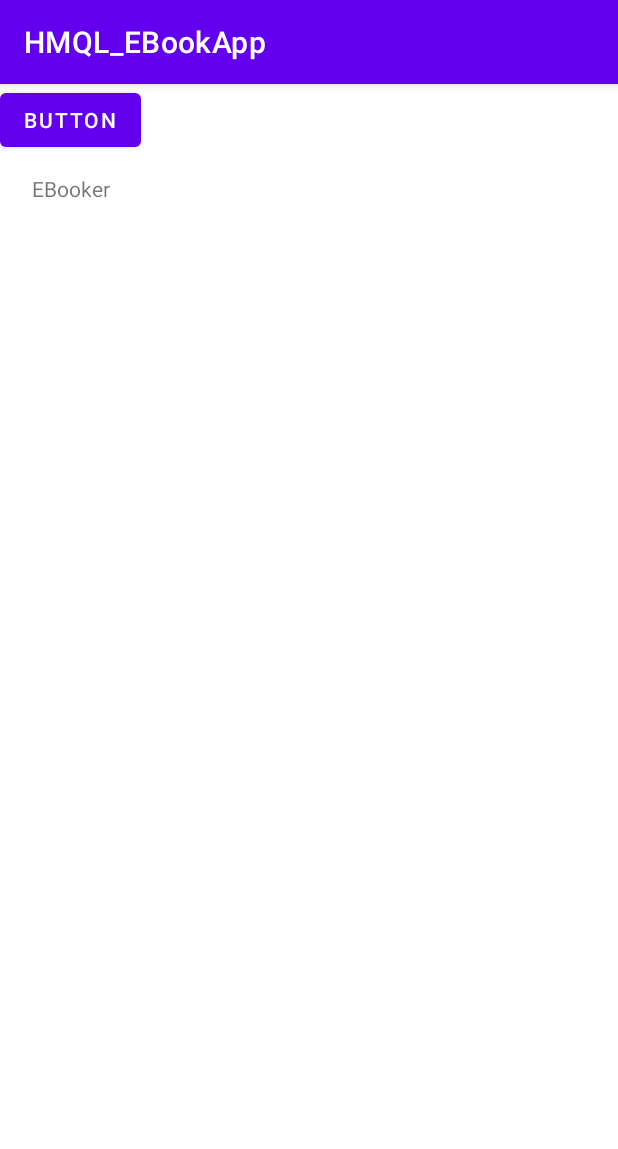
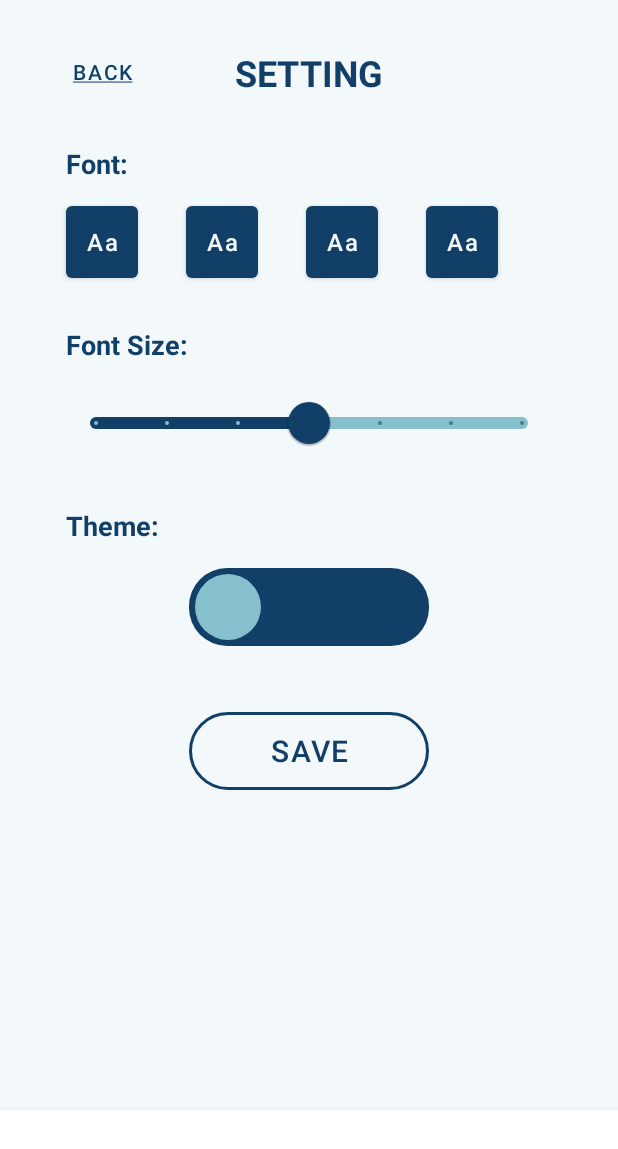
Before and after one commit to NguyenQuang179/HMQL_Mobile_20KTPM1_EBookApp, an Android app: the screen it shows after launch (MainActivity before the commit, Settings after it), on a phone screen of 412 x 824 dp. Shown: the top 1149 px of the screen. Run offline under Robolectric (Android 15) with nearby library versions, the phone set to English and light mode, and no system bars.

Commit message:
Init Home Fragment Layout & Update Settings UI

```diff
--- a/app/src/main/java/com/example/hmql_ebookapp/MainActivity.kt
+++ b/app/src/main/java/com/example/hmql_ebookapp/MainActivity.kt
@@ -12,10 +12,7 @@ class MainActivity : AppCompatActivity() {
         super.onCreate(savedInstanceState)
         setContentView(R.layout.activity_main)
 
-        var btn = findViewById<Button>(R.id.button);
-        btn.setOnClickListener({
-            var intent = Intent(this, searchActivity::class.java)
-            startActivity(intent);
-        })
+        val intent : Intent = Intent(this, Settings::class.java)
+        startActivity(intent)
     }
 }
--- /dev/null
+++ b/app/src/main/res/drawable/bg_thumb.xml
@@ -0,0 +1,21 @@
+<?xml version="1.0" encoding="utf-8"?>
+<selector xmlns:android="http://schemas.android.com/apk/res/android">
+    <item android:state_checked="true"
+        android:state_enabled="true">
+        <shape android:dither="true" android:shape="rectangle" android:useLevel="false" android:visible="true">
+            <solid android:color="@color/nightPrimary" />
+            <corners android:radius="100dp" />
+            <size android:width="52dp" android:height="52dp" />
+            <stroke android:width="8dp" android:color="#0000ffff" />
+        </shape>
+    </item>
+    <item android:state_checked="false"
+        android:state_enabled="true">
+        <shape android:dither="true" android:shape="rectangle" android:useLevel="false" android:visible="true">
+            <solid android:color="@color/lightSecondary"/>
+            <corners android:radius="100dp"/>
+            <size android:width="52dp" android:height="52dp" />
+            <stroke android:width="8dp" android:color="#0000ffff"/>
+        </shape>
+    </item>
+</selector>
--- /dev/null
+++ b/app/src/main/res/drawable/bg_track.xml
@@ -0,0 +1,19 @@
+<?xml version="1.0" encoding="utf-8"?>
+<selector xmlns:android="http://schemas.android.com/apk/res/android">
+    <item android:state_checked="true"
+        android:state_enabled="true">
+        <shape android:dither="true" android:shape="rectangle" android:useLevel="false" android:visible="true">
+            <solid android:color="@color/nightSecondary" />
+            <corners android:radius="25dp" />
+            <size android:width="160dp" android:height="52dp" />
+        </shape>
+    </item>
+    <item android:state_checked="false"
+        android:state_enabled="true">
+        <shape android:dither="true" android:shape="rectangle" android:useLevel="false" android:visible="true">
+            <solid android:color="@color/lightPrimary" />
+            <corners android:radius="25dp" />
+            <size android:width="160dp" android:height="52dp" />
+        </shape>
+    </item>
+</selector>
--- /dev/null
+++ b/app/src/main/res/drawable/circle_shape.xml
@@ -0,0 +1,4 @@
+<?xml version="1.0" encoding="utf-8"?>
+<shape xmlns:android="http://schemas.android.com/apk/res/android" android:shape="oval">
+
+</shape>
--- a/app/src/main/res/layout/activity_settings.xml
+++ b/app/src/main/res/layout/activity_settings.xml
@@ -69,6 +69,7 @@
         android:padding="0dp"
         android:text="Aa"
         android:textAllCaps="false"
+        android:textColor="@color/lightBackground"
         android:textSize="16sp"
         app:layout_constraintBottom_toBottomOf="@+id/button"
         app:layout_constraintStart_toEndOf="@+id/button2"
@@ -85,6 +86,7 @@
         android:padding="0dp"
         android:text="Aa"
         android:textAllCaps="false"
+        android:textColor="@color/lightBackground"
         android:textSize="16sp"
         app:layout_constraintBottom_toBottomOf="@+id/button"
         app:layout_constraintStart_toEndOf="@+id/button"
@@ -101,6 +103,7 @@
         android:padding="0dp"
         android:text="Aa"
         android:textAllCaps="false"
+        android:textColor="@color/lightBackground"
         android:textSize="16sp"
         app:layout_constraintStart_toStartOf="@+id/settingFontTv"
         app:layout_constraintTop_toBottomOf="@+id/settingFontTv" />
@@ -115,6 +118,7 @@
         android:padding="0dp"
         android:text="Aa"
         android:textAllCaps="false"
+        android:textColor="@color/lightBackground"
         android:textSize="16sp"
         app:layout_constraintBottom_toBottomOf="@+id/button"
         app:layout_constraintStart_toEndOf="@+id/button3"
@@ -134,25 +138,33 @@
         android:value="16"
         android:valueFrom="10"
         android:valueTo="22"
+        app:haloColor="@color/lightSecondary"
+        app:haloRadius="24dp"
         app:layout_constraintEnd_toEndOf="parent"
         app:layout_constraintHorizontal_bias="0.0"
         app:layout_constraintStart_toStartOf="parent"
         app:layout_constraintTop_toBottomOf="@+id/settingFontSizeTv"
         app:thumbColor="#113F67"
+        app:thumbRadius="14dp"
+        app:tickColorActive="#87C0CD"
         app:trackColorActive="#113F67"
-        app:trackColorInactive="#87C0CD" />
+        app:trackColorInactive="#87C0CD"
+        app:trackHeight="8dp" />
 
     <Switch
         android:id="@+id/settingThemeSwitch"
         android:layout_width="wrap_content"
         android:layout_height="wrap_content"
         android:layout_marginTop="16dp"
-        android:checked="false"
-        android:scaleX="2"
-        android:scaleY="2"
+        android:scaleX="1"
+        android:scaleY="1"
+        android:switchMinWidth="160dp"
+        android:thumb="@drawable/bg_thumb"
+        android:track="@drawable/bg_track"
         app:layout_constraintEnd_toEndOf="parent"
         app:layout_constraintStart_toStartOf="parent"
-        app:layout_constraintTop_toBottomOf="@+id/settingThemeTv" />
+        app:layout_constraintTop_toBottomOf="@+id/settingThemeTv"
+        tools:ignore="UseSwitchCompatOrMaterialXml" />
 
     <androidx.appcompat.widget.AppCompatButton
         android:id="@+id/settingSaveBtn"
@@ -176,9 +188,20 @@
         android:layout_marginStart="24dp"
         android:layout_marginTop="24dp"
         android:backgroundTint="#00FFFFFF"
-        android:text="Back"
+        android:insetTop="0dp"
+        android:insetBottom="0dp"
+        android:stateListAnimator="@null"
+        android:text="@string/underline_for_backBtn"
         android:textColor="#113F67"
         app:layout_constraintStart_toStartOf="parent"
-        app:layout_constraintTop_toTopOf="parent" />
+        app:layout_constraintTop_toTopOf="parent"></Button>
+
+    <com.google.android.material.bottomnavigation.BottomNavigationView
+        android:id="@+id/bottomNavigationView"
+        android:layout_width="0dp"
+        android:layout_height="84dp"
+        app:layout_constraintBottom_toBottomOf="parent"
+        app:layout_constraintEnd_toEndOf="parent"
+        app:layout_constraintStart_toStartOf="parent" />
 
 </androidx.constraintlayout.widget.ConstraintLayout>
--- a/app/src/main/res/values-night/themes.xml
+++ b/app/src/main/res/values-night/themes.xml
@@ -1,16 +1,17 @@
 <resources xmlns:tools="http://schemas.android.com/tools">
     <!-- Base application theme. -->
-    <style name="Theme.HMQL_EBookApp" parent="Theme.MaterialComponents.DayNight.DarkActionBar">
+    <style name="Theme.HMQL_EBookApp" parent="Theme.MaterialComponents.DayNight.NoActionBar">
         <!-- Primary brand color. -->
-        <item name="colorPrimary">@color/purple_200</item>
+        <item name="colorPrimary">@color/nightPrimary</item>
         <item name="colorPrimaryVariant">@color/purple_700</item>
-        <item name="colorOnPrimary">@color/black</item>
+        <item name="colorOnPrimary">@color/nightBackground</item>
         <!-- Secondary brand color. -->
-        <item name="colorSecondary">@color/teal_200</item>
+        <item name="colorSecondary">@color/nightSecondary</item>
         <item name="colorSecondaryVariant">@color/teal_200</item>
-        <item name="colorOnSecondary">@color/black</item>
+        <item name="colorOnSecondary">@color/nightText</item>
         <!-- Status bar color. -->
         <item name="android:statusBarColor">?attr/colorPrimaryVariant</item>
-        <!-- Customize your theme here. -->
+        <!-- Customize your theme here. -->\
+        <item name="android:colorBackground">@color/nightBackground</item>
     </style>
 </resources>
--- a/app/src/main/res/values/colors.xml
+++ b/app/src/main/res/values/colors.xml
@@ -5,6 +5,13 @@
     <color name="purple_700">#FF3700B3</color>
     <color name="teal_200">#FF03DAC5</color>
     <color name="teal_700">#FF018786</color>
-    <color name="black">#FF000000</color>
+    <color name="black">#000000</color>
     <color name="white">#FFFFFFFF</color>
+    <color name="lightPrimary">#FF113F67</color>
+    <color name="lightSecondary">#FF87C0CD</color>
+    <color name="lightBackground">#FFF3F9FB</color>
+    <color name="nightPrimary">#FFFFE867</color>
+    <color name="nightSecondary">#FF222D5A</color>
+    <color name="nightBackground">#FF152238</color>
+    <color name="nightText">#FFF2F7FF</color>
 </resources>
--- a/app/src/main/res/values/strings.xml
+++ b/app/src/main/res/values/strings.xml
@@ -11,4 +11,7 @@
         <item>5cm/s</item>
         <item>Chúa tể của những chiếc nhẫn</item>
     </string-array>
+    <!-- TODO: Remove or change this placeholder text -->
+    <string name="hello_blank_fragment">Hello blank fragment</string>
+    <string name="underline_for_backBtn"><u>Back</u></string>
 </resources>
--- a/app/src/main/res/values/themes.xml
+++ b/app/src/main/res/values/themes.xml
@@ -1,16 +1,17 @@
 <resources xmlns:tools="http://schemas.android.com/tools">
     <!-- Base application theme. -->
-    <style name="Theme.HMQL_EBookApp" parent="Theme.MaterialComponents.DayNight.DarkActionBar">
+    <style name="Theme.HMQL_EBookApp" parent="Theme.MaterialComponents.DayNight.NoActionBar">
         <!-- Primary brand color. -->
-        <item name="colorPrimary">@color/purple_500</item>
+        <item name="colorPrimary">@color/lightPrimary</item>
         <item name="colorPrimaryVariant">@color/purple_700</item>
-        <item name="colorOnPrimary">@color/white</item>
+        <item name="colorOnPrimary">@color/black</item>
         <!-- Secondary brand color. -->
-        <item name="colorSecondary">@color/teal_200</item>
+        <item name="colorSecondary">@color/lightSecondary</item>
         <item name="colorSecondaryVariant">@color/teal_700</item>
         <item name="colorOnSecondary">@color/black</item>
         <!-- Status bar color. -->
         <item name="android:statusBarColor">?attr/colorPrimaryVariant</item>
         <!-- Customize your theme here. -->
+        <item name="android:colorBackground">@color/lightBackground</item>
     </style>
 </resources>
```
Also changed, not shown: app/src/main/java/com/example/hmql_ebookapp/HomeFragment.kt (added, +59 -0 lines), app/src/main/res/layout/author_info_layout.xml (added, +35 -0 lines), app/src/main/res/layout/favouritebooks_layout.xml (added, +63 -0 lines), app/src/main/res/layout/fragment_home.xml (added, +154 -0 lines).
